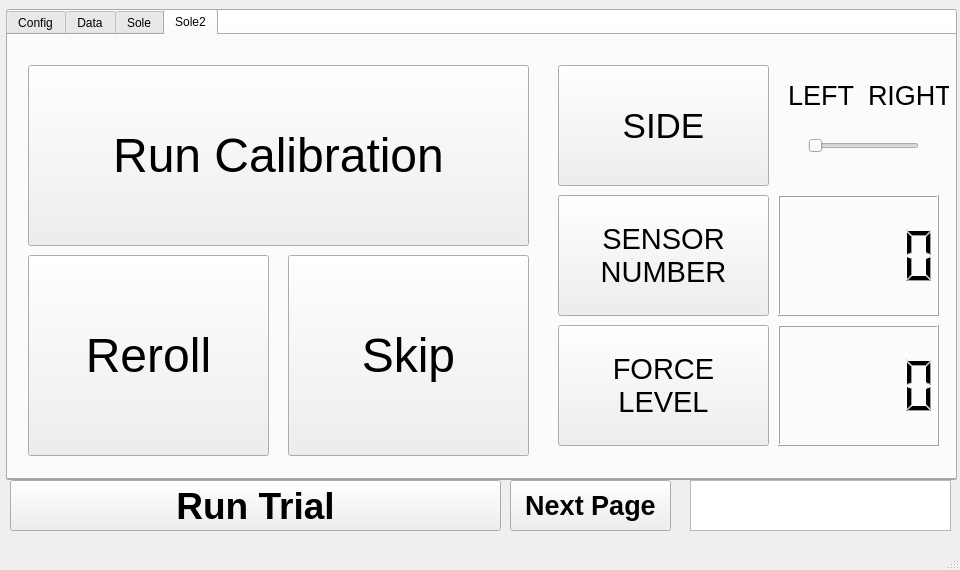
Above: afo_gui/src/mainwindow.ui from jaejinkim121/afo before the change. Below: the same form after it.
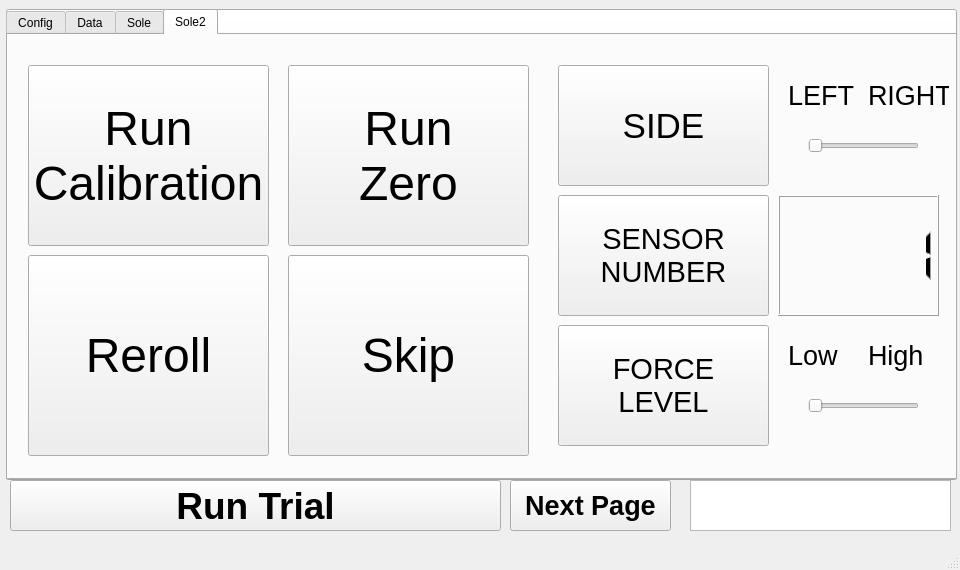
That is the form after the change. Custom widgets are drawn as their Qt base class.

Commit message: Makes force level as binary

```diff
--- a/afo_gui/src/mainwindow.ui
+++ b/afo_gui/src/mainwindow.ui
@@ -941,7 +941,7 @@
        <rect>
         <x>20</x>
         <y>30</y>
-        <width>501</width>
+        <width>241</width>
         <height>181</height>
        </rect>
       </property>
@@ -951,7 +951,8 @@
        </font>
       </property>
       <property name="text">
-       <string>Run Calibration</string>
+       <string>Run 
+Calibration</string>
       </property>
      </widget>
      <widget class="QPushButton" name="button_polycalib_skip">
@@ -1073,15 +1074,8 @@
         <height>121</height>
        </rect>
       </property>
-     </widget>
-     <widget class="QLCDNumber" name="lcdNum_polycalib_force">
-      <property name="geometry">
-       <rect>
-        <x>770</x>
-        <y>290</y>
-        <width>161</width>
-        <height>121</height>
-       </rect>
+      <property name="intValue" stdset="0">
+       <number>1</number>
       </property>
      </widget>
      <widget class="QLabel" name="label_polycalib_side_2">
@@ -1118,6 +1112,80 @@
        <enum>Qt::Horizontal</enum>
       </property>
      </widget>
+     <widget class="QPushButton" name="button_polycalib_zero_run">
+      <property name="geometry">
+       <rect>
+        <x>280</x>
+        <y>30</y>
+        <width>241</width>
+        <height>181</height>
+       </rect>
+      </property>
+      <property name="font">
+       <font>
+        <pointsize>36</pointsize>
+       </font>
+      </property>
+      <property name="text">
+       <string>Run
+Zero</string>
+      </property>
+     </widget>
+     <widget class="QSlider" name="horSlider_polycalib_force">
+      <property name="geometry">
+       <rect>
+        <x>800</x>
+        <y>350</y>
+        <width>111</width>
+        <height>41</height>
+       </rect>
+      </property>
+      <property name="maximum">
+       <number>1</number>
+      </property>
+      <property name="singleStep">
+       <number>1</number>
+      </property>
+      <property name="orientation">
+       <enum>Qt::Horizontal</enum>
+      </property>
+     </widget>
+     <widget class="QLabel" name="label_polycalib_side_3">
+      <property name="geometry">
+       <rect>
+        <x>860</x>
+        <y>290</y>
+        <width>81</width>
+        <height>61</height>
+       </rect>
+      </property>
+      <property name="font">
+       <font>
+        <pointsize>20</pointsize>
+       </font>
+      </property>
+      <property name="text">
+       <string>High</string>
+      </property>
+     </widget>
+     <widget class="QLabel" name="label_polycalib_side_4">
+      <property name="geometry">
+       <rect>
+        <x>780</x>
+        <y>290</y>
+        <width>81</width>
+        <height>61</height>
+       </rect>
+      </property>
+      <property name="font">
+       <font>
+        <pointsize>20</pointsize>
+       </font>
+      </property>
+      <property name="text">
+       <string>Low</string>
+      </property>
+     </widget>
     </widget>
    </widget>
    <widget class="QTextBrowser" name="log">
```
Left out of the diff: 3 changed lines with no effect on the pictures. The commit also changes 1 other file.
